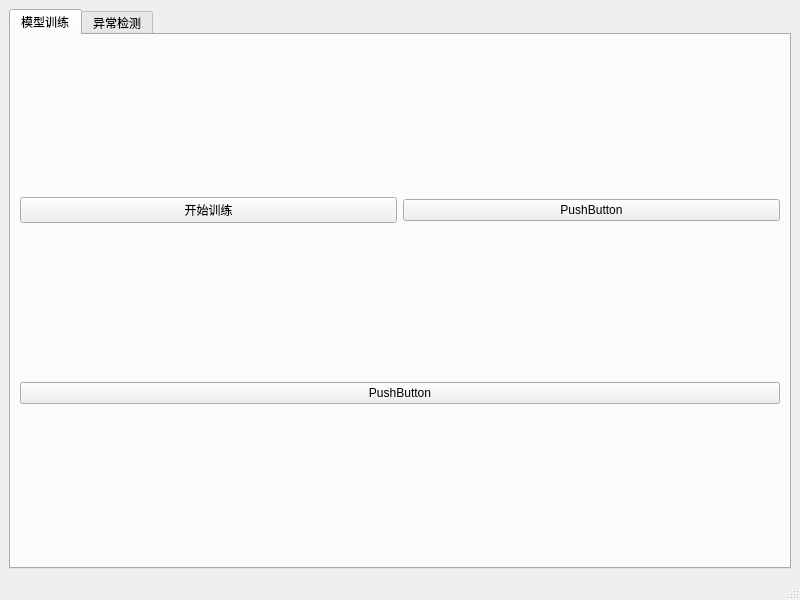
This is gui/ftt.ui in kinghao93/FMTT as Qt 5 draws it before an edit. The edited form follows.
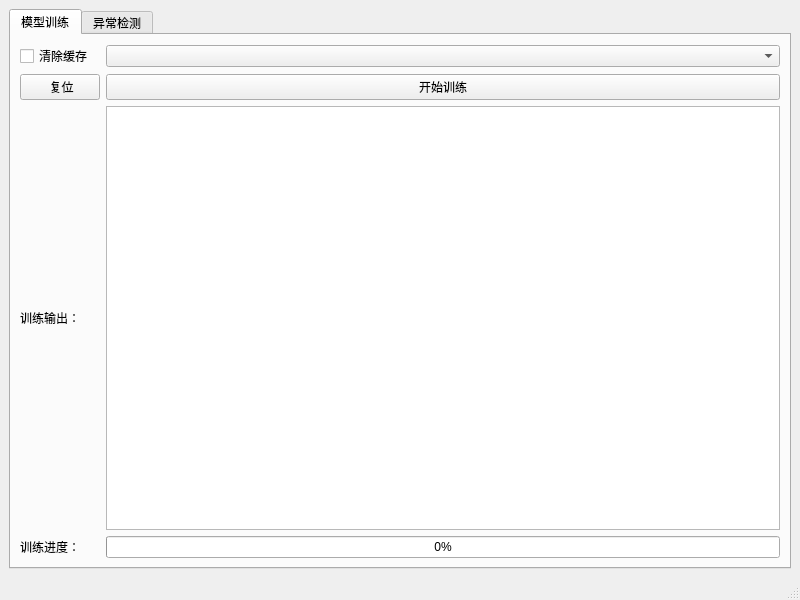
This is the edited form.

Commit message: 剔除其他文件

What changed in the file:
```diff
--- a/gui/ftt.ui
+++ b/gui/ftt.ui
@@ -27,25 +27,52 @@
        <attribute name="title">
         <string>模型训练</string>
        </attribute>
-       <layout class="QGridLayout" name="gridLayout_3">
-        <item row="0" column="0">
+       <layout class="QGridLayout" name="gridLayout">
+        <item row="6" column="2">
+         <widget class="QProgressBar" name="progressBar">
+          <property name="value">
+           <number>0</number>
+          </property>
+         </widget>
+        </item>
+        <item row="4" column="2">
          <widget class="QPushButton" name="btn_start">
           <property name="text">
            <string>开始训练</string>
           </property>
          </widget>
         </item>
-        <item row="0" column="1">
-         <widget class="QPushButton" name="pushButton_3">
+        <item row="0" column="0">
+         <widget class="QCheckBox" name="ckb_clear_cache">
           <property name="text">
-           <string>PushButton</string>
+           <string>清除缓存</string>
           </property>
          </widget>
         </item>
-        <item row="1" column="0" colspan="2">
-         <widget class="QPushButton" name="pushButton_2">
+        <item row="0" column="2">
+         <widget class="QComboBox" name="cbb_weights"/>
+        </item>
+        <item row="5" column="2">
+         <widget class="QTextEdit" name="textEdit"/>
+        </item>
+        <item row="6" column="0">
+         <widget class="QLabel" name="label_2">
           <property name="text">
-           <string>PushButton</string>
+           <string>训练进度：</string>
+          </property>
+         </widget>
+        </item>
+        <item row="5" column="0">
+         <widget class="QLabel" name="label_1">
+          <property name="text">
+           <string>训练输出：</string>
+          </property>
+         </widget>
+        </item>
+        <item row="4" column="0">
+         <widget class="QPushButton" name="btn_reset">
+          <property name="text">
+           <string> 复位</string>
           </property>
          </widget>
         </item>
```
Left out of the diff: 18 changed lines with no effect on the pictures. The commit also changes 1 other file.
